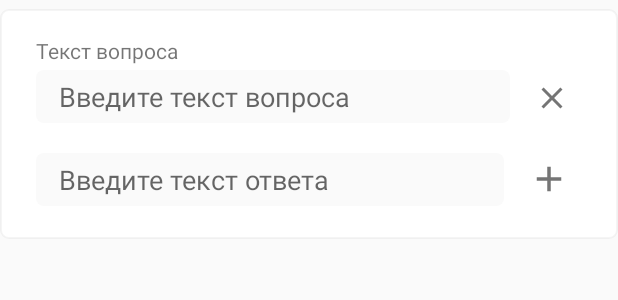
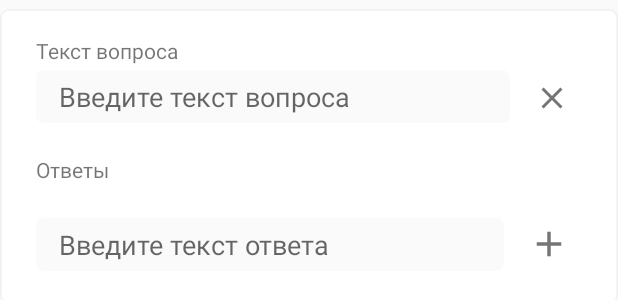
Before and after one commit to m0ksem/Tests, an Android app: the layout create_test_questions.xml on its own in the app's theme, with its tools: preview values and no code run, on a phone screen of 412 x 824 dp. Shown: the top 300 px of the screen. Run offline under Robolectric (Android 15) with nearby library versions, the phone set to English and light mode, and no system bars; network calls fail.

Commit message:
Bug fixes and visual improvment

```diff
--- a/app/src/main/res/layout/activity_set_questions.xml
+++ b/app/src/main/res/layout/activity_set_questions.xml
@@ -56,8 +56,10 @@
     <LinearLayout
         android:layout_width="match_parent"
         android:layout_height="0dp"
+        android:layout_margin="0dp"
         android:background="@color/colorBackgroundDarken"
         android:orientation="vertical"
+        android:padding="0dp"
         app:layout_constraintBottom_toBottomOf="parent"
         app:layout_constraintEnd_toEndOf="parent"
         app:layout_constraintStart_toStartOf="parent"
--- a/app/src/main/res/layout/activity_test_view.xml
+++ b/app/src/main/res/layout/activity_test_view.xml
@@ -137,6 +137,7 @@
                 android:layout_weight="1"
                 android:textAlignment="textEnd"
                 android:textColor="@color/colorBackground" />
+
         </LinearLayout>
 
     </LinearLayout>
@@ -153,11 +154,11 @@
             android:id="@+id/questions_list"
             android:layout_width="match_parent"
             android:layout_height="match_parent"
-            android:clickable="false"
+            android:clipToPadding="false"
             android:paddingLeft="25dp"
             android:paddingTop="25dp"
             android:paddingRight="25dp"
-            android:paddingBottom="25dp" />
+            android:paddingBottom="90dp" />
     </LinearLayout>
 
     <android.support.constraint.ConstraintLayout
--- a/app/src/main/res/layout/create_test_questions.xml
+++ b/app/src/main/res/layout/create_test_questions.xml
@@ -79,6 +79,18 @@
 
     </LinearLayout>
 
+    <LinearLayout
+        android:layout_width="match_parent"
+        android:layout_height="match_parent"
+        android:orientation="vertical">
+
+        <TextView
+            android:id="@+id/textView8"
+            android:layout_width="match_parent"
+            android:layout_height="wrap_content"
+            android:layout_margin="12dp"
+            android:text="@string/create_test_answer_text" />
+
         <android.support.v7.widget.RecyclerView
             android:id="@+id/answes"
             android:layout_width="match_parent"
@@ -87,6 +99,7 @@
             android:paddingEnd="12dp">
 
         </android.support.v7.widget.RecyclerView>
+    </LinearLayout>
 
     <android.support.constraint.ConstraintLayout
         android:id="@+id/linearLayout4"
--- a/app/src/main/res/values/strings.xml
+++ b/app/src/main/res/values/strings.xml
@@ -92,6 +92,7 @@
     <string name="create_test_test_results_for_questions">Выберите результаты для теста</string>
 
     <string name="create_test_question_text">Текст вопроса</string>
+    <string name="create_test_answer_text">Ответы</string>
     <string name="create_test_enter_name">Введите название теста</string>
     <string name="create_test_enter_tag_name">Введите название тега</string>
     <string name="create_test_enter_question_text">Введите текст вопроса</string>
@@ -119,5 +120,4 @@
     <string name="please_login">Вы должны войти в систему</string>
     <string name="please_login_message">Для того чтобы загрузить тест на сервер, выйдите из локального аккаутна и войдите в систему.</string>
 
-
 </resources>
```
Also changed, not shown: app/src/main/java/com/m0ksem/tests/Test.kt (+5 -0 lines), app/src/main/java/com/m0ksem/tests/testView/TestViewActivity.kt (+14 -29 lines), app/src/main/res/layout/view_test_question.xml (+3 -4 lines), 1 other file. Lines whose indentation alone changed are shown as unchanged.
